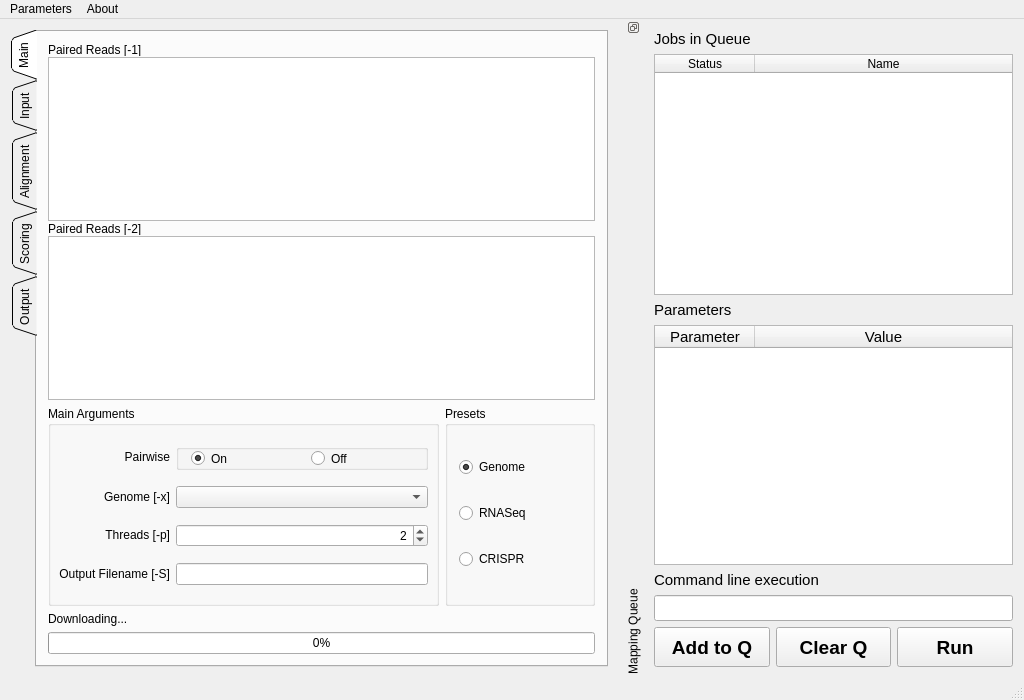
Before: the Qt Designer form mainwindow.ui in emptyewer/MAPster, drawn with Qt 5.
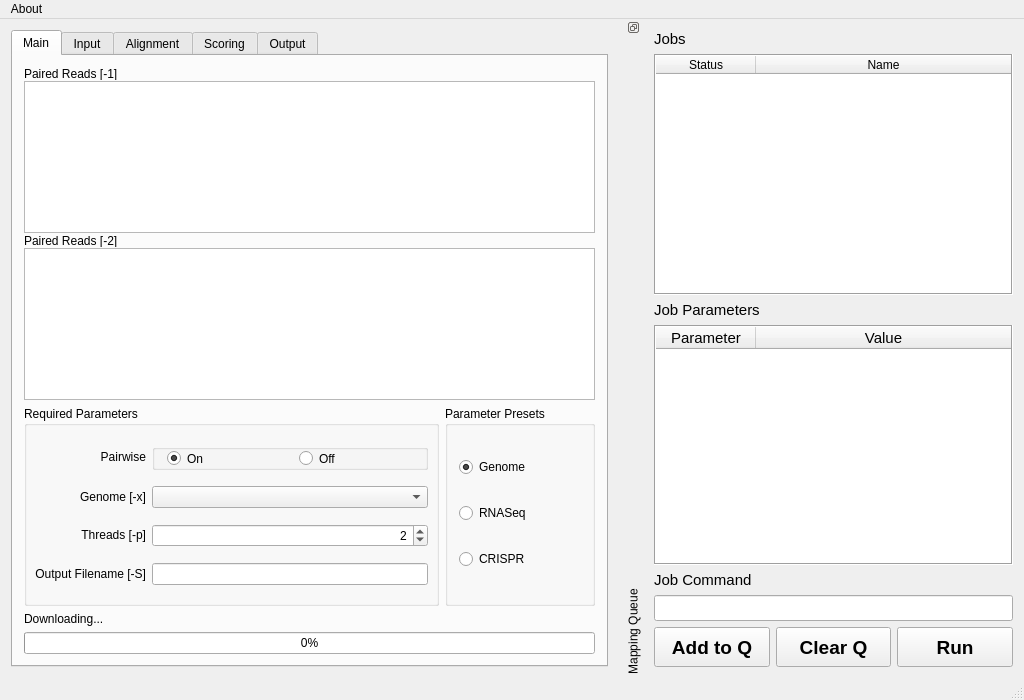
After: the same form once the commit is applied. Custom widgets are drawn as their Qt base class.

Patch:
```diff
--- a/mainwindow.ui
+++ b/mainwindow.ui
@@ -42,10 +42,10 @@
        <bool>false</bool>
       </property>
       <property name="tabPosition">
-       <enum>QTabWidget::West</enum>
+       <enum>QTabWidget::North</enum>
       </property>
       <property name="tabShape">
-       <enum>QTabWidget::Triangular</enum>
+       <enum>QTabWidget::Rounded</enum>
       </property>
       <property name="currentIndex">
        <number>0</number>
@@ -57,7 +57,10 @@
        </size>
       </property>
       <property name="elideMode">
-       <enum>Qt::ElideRight</enum>
+       <enum>Qt::ElideMiddle</enum>
+      </property>
+      <property name="usesScrollButtons">
+       <bool>false</bool>
       </property>
       <property name="documentMode">
        <bool>false</bool>
@@ -66,7 +69,7 @@
        <bool>false</bool>
       </property>
       <property name="movable">
-       <bool>true</bool>
+       <bool>false</bool>
       </property>
       <property name="tabBarAutoHide">
        <bool>false</bool>
@@ -96,28 +99,16 @@
           </item>
           <item>
            <widget class="VListWidget" name="selected_files_list1">
-            <property name="maximumSize">
-             <size>
-              <width>16777215</width>
-              <height>16777215</height>
-             </size>
-            </property>
-            <property name="acceptDrops">
+            <property name="isWrapping" stdset="0">
              <bool>true</bool>
             </property>
-            <property name="editTriggers">
-             <set>QAbstractItemView::NoEditTriggers</set>
+            <property name="spacing">
+             <number>4</number>
             </property>
             <property name="showDropIndicator" stdset="0">
              <bool>true</bool>
             </property>
-            <property name="dragDropMode">
-             <enum>QAbstractItemView::InternalMove</enum>
-            </property>
-            <property name="defaultDropAction">
-             <enum>Qt::MoveAction</enum>
-            </property>
-            <property name="alternatingRowColors">
+            <property name="wordWrap">
              <bool>true</bool>
             </property>
            </widget>
@@ -137,25 +128,16 @@
           </item>
           <item>
            <widget class="VListWidget" name="selected_files_list2">
-            <property name="maximumSize">
-             <size>
-              <width>16777215</width>
-              <height>16777215</height>
-             </size>
-            </property>
-            <property name="acceptDrops">
+            <property name="isWrapping" stdset="0">
              <bool>true</bool>
             </property>
-            <property name="editTriggers">
-             <set>QAbstractItemView::NoEditTriggers</set>
+            <property name="spacing">
+             <number>4</number>
             </property>
             <property name="dragDropMode">
              <enum>QAbstractItemView::InternalMove</enum>
             </property>
-            <property name="defaultDropAction">
-             <enum>Qt::MoveAction</enum>
-            </property>
-            <property name="alternatingRowColors">
+            <property name="wordWrap">
              <bool>true</bool>
             </property>
            </widget>
@@ -179,7 +161,7 @@
              </size>
             </property>
             <property name="title">
-             <string>Main Arguments</string>
+             <string>Required Parameters</string>
             </property>
             <layout class="QGridLayout" name="gridLayout">
              <property name="leftMargin">
@@ -385,7 +367,7 @@
              </size>
             </property>
             <property name="title">
-             <string>Presets</string>
+             <string>Parameter Presets</string>
             </property>
             <layout class="QVBoxLayout" name="verticalLayout_12">
              <item>
@@ -1384,21 +1366,12 @@
      <height>22</height>
     </rect>
    </property>
-   <widget class="QMenu" name="menuParameters">
-    <property name="title">
-     <string>Parameters</string>
-    </property>
-    <addaction name="actionLoad"/>
-    <addaction name="actionSave"/>
-    <addaction name="separator"/>
-   </widget>
    <widget class="QMenu" name="menuHelp">
     <property name="title">
      <string>About</string>
     </property>
     <addaction name="actionContents"/>
    </widget>
-   <addaction name="menuParameters"/>
    <addaction name="menuHelp"/>
   </widget>
   <widget class="QStatusBar" name="statusBar"/>
@@ -1437,12 +1410,15 @@
         </font>
        </property>
        <property name="text">
-        <string>Jobs in Queue</string>
+        <string>Jobs</string>
        </property>
       </widget>
      </item>
      <item>
       <widget class="QTableWidget" name="jobs_table">
+       <property name="frameShape">
+        <enum>QFrame::Box</enum>
+       </property>
        <property name="editTriggers">
         <set>QAbstractItemView::NoEditTriggers</set>
        </property>
@@ -1502,7 +1478,7 @@
         </font>
        </property>
        <property name="text">
-        <string>Parameters</string>
+        <string>Job Parameters</string>
        </property>
       </widget>
      </item>
@@ -1513,6 +1489,12 @@
          <pointsize>11</pointsize>
         </font>
        </property>
+       <property name="frameShape">
+        <enum>QFrame::Box</enum>
+       </property>
+       <property name="sizeAdjustPolicy">
+        <enum>QAbstractScrollArea::AdjustIgnored</enum>
+       </property>
        <property name="alternatingRowColors">
         <bool>true</bool>
        </property>
@@ -1545,7 +1527,7 @@
         </font>
        </property>
        <property name="text">
-        <string>Command line execution</string>
+        <string>Job Command</string>
        </property>
       </widget>
      </item>
```
Left out of the diff: 69 changed lines with no effect on the pictures.
